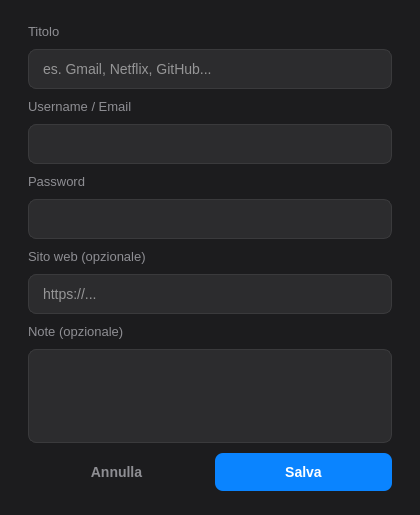
First picture: the form in src/addpassworddialog.ui, repository IlTocche/ThunderPass, before the edit.
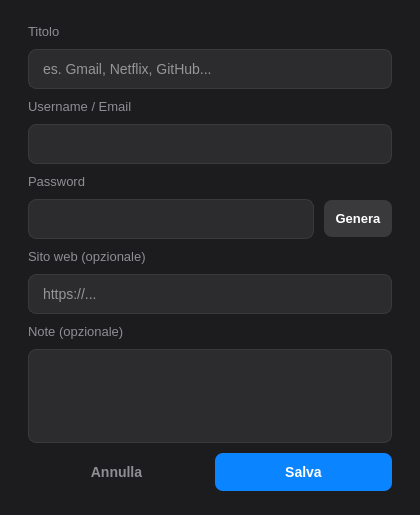
Second picture: the form after the edit.

Commit message: Add secure password generator button in AddPasswordDialog

Diff of the .ui file:
```diff
--- a/src/addpassworddialog.ui
+++ b/src/addpassworddialog.ui
@@ -52,6 +52,14 @@
 QPushButton#cancelButton:hover {
     color: #ffffff;
 }
+QPushButton#generateButton {
+    background-color: #3a3a3c;
+    max-width: 80px;
+    font-size: 13px;
+}
+QPushButton#generateButton:hover {
+    background-color: #48484a;
+}
    </string>
   </property>
   <layout class="QVBoxLayout" name="verticalLayout">
@@ -102,6 +110,8 @@
     </widget>
    </item>
    <item>
+    <layout class="QHBoxLayout" name="passwordLayout">
+     <item>
     <widget class="QLineEdit" name="passwordEdit">
      <property name="echoMode">
       <enum>QLineEdit::Password</enum>
@@ -109,6 +119,16 @@
     </widget>
    </item>
    <item>
+      <widget class="QPushButton" name="generateButton">
+       <property name="text">
+        <string>Genera</string>
+       </property>
+      </widget>
+     </item>
+    </layout>
+   </item>
+
+   <item>
     <widget class="QLabel" name="urlLabel">
      <property name="text">
       <string>Sito web (opzionale)</string>
```
Left out of the diff: 6 changed lines with no effect on the pictures. Lines whose indentation alone changed are shown as unchanged. The commit also changes 2 other files.
